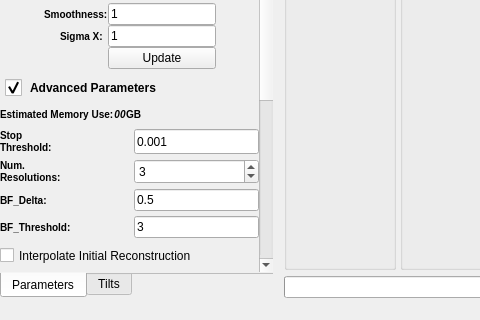
The window that Code/Applications/BrightFieldGui/UI_Files/BrightFieldGui.ui (OpenMBIR/OpenMBIR-TEM) describes before a commit, drawn with Qt 5; both pictures show x 0 to 480 and y 529 to 849 of the 1084 by 849 pixel window.
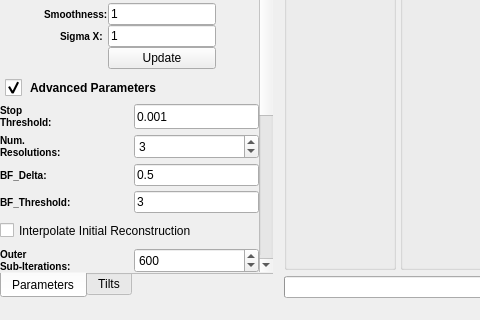
The same window after the commit. Icons and pictures are not drawn. Custom widgets are drawn as their Qt base class.

Commit message: Fixing Memory use label by removing it for now. closes #27

What changed in the file:
```diff
--- a/Code/Applications/BrightFieldGui/UI_Files/BrightFieldGui.ui
+++ b/Code/Applications/BrightFieldGui/UI_Files/BrightFieldGui.ui
@@ -593,7 +593,7 @@
               <x>0</x>
               <y>0</y>
               <width>280</width>
-              <height>967</height>
+              <height>940</height>
              </rect>
             </property>
             <layout class="QVBoxLayout" name="verticalLayout_6">
@@ -1617,23 +1617,35 @@
                 <property name="verticalSpacing">
                  <number>5</number>
                 </property>
-                <item row="7" column="0">
-                 <widget class="QLabel" name="label_48">
+                <item row="7" column="0" colspan="2">
+                 <widget class="QCheckBox" name="interpolateInitialRecontruction">
+                  <property name="sizePolicy">
+                   <sizepolicy hsizetype="Preferred" vsizetype="Preferred">
+                    <horstretch>0</horstretch>
+                    <verstretch>0</verstretch>
+                   </sizepolicy>
+                  </property>
+                  <property name="minimumSize">
+                   <size>
+                    <width>0</width>
+                    <height>25</height>
+                   </size>
+                  </property>
                   <property name="styleSheet">
-                   <string notr="true">QLabel {
+                   <string notr="true">QCheckbox {
 font-weight: bold;
 font-size: 10px;
 }</string>
                   </property>
                   <property name="text">
-                   <string>BF_Threshold:</string>
+                   <string>Interpolate Initial Reconstruction</string>
                   </property>
                  </widget>
                 </item>
-                <item row="3" column="1">
-                 <widget class="QSpinBox" name="numResolutions">
+                <item row="5" column="1">
+                 <widget class="QLineEdit" name="targetGain">
                   <property name="sizePolicy">
-                   <sizepolicy hsizetype="Minimum" vsizetype="Preferred">
+                   <sizepolicy hsizetype="Maximum" vsizetype="Fixed">
                     <horstretch>0</horstretch>
                     <verstretch>0</verstretch>
                    </sizepolicy>
@@ -1644,56 +1656,25 @@
                     <height>16777215</height>
                    </size>
                   </property>
-                  <property name="minimum">
-                   <number>1</number>
+                  <property name="text">
+                   <string>0.5</string>
                   </property>
-                  <property name="maximum">
-                   <number>100</number>
-                  </property>
-                  <property name="value">
-                   <number>3</number>
-                  </property>
                  </widget>
                 </item>
-                <item row="11" column="1">
-                 <widget class="QSpinBox" name="innerIterations">
-                  <property name="sizePolicy">
-                   <sizepolicy hsizetype="Minimum" vsizetype="Preferred">
-                    <horstretch>0</horstretch>
-                    <verstretch>0</verstretch>
-                   </sizepolicy>
+                <item row="5" column="0">
+                 <widget class="QLabel" name="label_47">
+                  <property name="styleSheet">
+                   <string notr="true">QLabel {
+font-weight: bold;
+font-size: 10px;
+}</string>
                   </property>
-                  <property name="minimum">
-                   <number>1</number>
+                  <property name="text">
+                   <string>BF_Delta:</string>
                   </property>
-                  <property name="maximum">
-                   <number>100</number>
-                  </property>
-                  <property name="value">
-                   <number>100</number>
-                  </property>
                  </widget>
                 </item>
-                <item row="10" column="1">
-                 <widget class="QSpinBox" name="outerIterations">
-                  <property name="sizePolicy">
-                   <sizepolicy hsizetype="Minimum" vsizetype="Preferred">
-                    <horstretch>0</horstretch>
-                    <verstretch>0</verstretch>
-                   </sizepolicy>
-                  </property>
-                  <property name="minimum">
-                   <number>1</number>
-                  </property>
-                  <property name="maximum">
-                   <number>1000</number>
-                  </property>
-                  <property name="value">
-                   <number>600</number>
-                  </property>
-                 </widget>
-                </item>
-                <item row="3" column="0">
+                <item row="2" column="0">
                  <widget class="QLabel" name="label_3">
                   <property name="sizePolicy">
                    <sizepolicy hsizetype="Preferred" vsizetype="Preferred">
@@ -1716,8 +1697,71 @@
                   </property>
                  </widget>
                 </item>
+                <item row="9" column="1">
+                 <widget class="QSpinBox" name="outerIterations">
+                  <property name="sizePolicy">
+                   <sizepolicy hsizetype="Minimum" vsizetype="Preferred">
+                    <horstretch>0</horstretch>
+                    <verstretch>0</verstretch>
+                   </sizepolicy>
+                  </property>
+                  <property name="minimum">
+                   <number>1</number>
+                  </property>
+                  <property name="maximum">
+                   <number>1000</number>
+                  </property>
+                  <property name="value">
+                   <number>600</number>
+                  </property>
+                 </widget>
+                </item>
+                <item row="10" column="1">
+                 <widget class="QSpinBox" name="innerIterations">
+                  <property name="sizePolicy">
+                   <sizepolicy hsizetype="Minimum" vsizetype="Preferred">
+                    <horstretch>0</horstretch>
+                    <verstretch>0</verstretch>
+                   </sizepolicy>
+                  </property>
+                  <property name="minimum">
+                   <number>1</number>
+                  </property>
+                  <property name="maximum">
+                   <number>100</number>
+                  </property>
+                  <property name="value">
+                   <number>100</number>
+                  </property>
+                 </widget>
+                </item>
+                <item row="2" column="1">
+                 <widget class="QSpinBox" name="numResolutions">
+                  <property name="sizePolicy">
+                   <sizepolicy hsizetype="Minimum" vsizetype="Preferred">
+                    <horstretch>0</horstretch>
+                    <verstretch>0</verstretch>
+                   </sizepolicy>
+                  </property>
+                  <property name="maximumSize">
+                   <size>
+                    <width>125</width>
+                    <height>16777215</height>
+                   </size>
+                  </property>
+                  <property name="minimum">
+                   <number>1</number>
+                  </property>
+                  <property name="maximum">
+                   <number>100</number>
+                  </property>
+                  <property name="value">
+                   <number>3</number>
+                  </property>
+                 </widget>
+                </item>
                 <item row="6" column="0">
-                 <widget class="QLabel" name="label_47">
+                 <widget class="QLabel" name="label_48">
                   <property name="styleSheet">
                    <string notr="true">QLabel {
 font-weight: bold;
@@ -1725,14 +1769,14 @@
 }</string>
                   </property>
                   <property name="text">
-                   <string>BF_Delta:</string>
+                   <string>BF_Threshold:</string>
                   </property>
                  </widget>
                 </item>
-                <item row="6" column="1">
-                 <widget class="QLineEdit" name="targetGain">
+                <item row="12" column="1">
+                 <widget class="QLineEdit" name="defaultInitialRecon">
                   <property name="sizePolicy">
-                   <sizepolicy hsizetype="Maximum" vsizetype="Fixed">
+                   <sizepolicy hsizetype="Preferred" vsizetype="Preferred">
                     <horstretch>0</horstretch>
                     <verstretch>0</verstretch>
                    </sizepolicy>
@@ -1744,36 +1788,33 @@
                    </size>
                   </property>
                   <property name="text">
-                   <string>0.5</string>
+                   <string>0</string>
                   </property>
                  </widget>
                 </item>
-                <item row="8" column="0" colspan="2">
-                 <widget class="QCheckBox" name="interpolateInitialRecontruction">
+                <item row="11" column="0">
+                 <widget class="QLabel" name="label_38">
                   <property name="sizePolicy">
                    <sizepolicy hsizetype="Preferred" vsizetype="Preferred">
                     <horstretch>0</horstretch>
                     <verstretch>0</verstretch>
                    </sizepolicy>
                   </property>
-                  <property name="minimumSize">
-                   <size>
-                    <width>0</width>
-                    <height>25</height>
-                   </size>
-                  </property>
                   <property name="styleSheet">
-                   <string notr="true">QCheckbox {
+                   <string notr="true">QLabel {
 font-weight: bold;
 font-size: 10px;
 }</string>
                   </property>
                   <property name="text">
-                   <string>Interpolate Initial Reconstruction</string>
+                   <string>Default Variance:</string>
+                  </property>
+                  <property name="wordWrap">
+                   <bool>true</bool>
                   </property>
                  </widget>
                 </item>
-                <item row="10" column="0">
+                <item row="9" column="0">
                  <widget class="QLabel" name="label_4">
                   <property name="sizePolicy">
                    <sizepolicy hsizetype="Preferred" vsizetype="Preferred">
@@ -1796,7 +1837,7 @@
                   </property>
                  </widget>
                 </item>
-                <item row="11" column="0">
+                <item row="10" column="0">
                  <widget class="QLabel" name="label_8">
                   <property name="sizePolicy">
                    <sizepolicy hsizetype="Preferred" vsizetype="Preferred">
@@ -1819,48 +1860,7 @@
                   </property>
                  </widget>
                 </item>
-                <item row="12" column="0">
-                 <widget class="QLabel" name="label_38">
-                  <property name="sizePolicy">
-                   <sizepolicy hsizetype="Preferred" vsizetype="Preferred">
-                    <horstretch>0</horstretch>
-                    <verstretch>0</verstretch>
-                   </sizepolicy>
-                  </property>
-                  <property name="styleSheet">
-                   <string notr="true">QLabel {
-font-weight: bold;
-font-size: 10px;
-}</string>
-                  </property>
-                  <property name="text">
-                   <string>Default Variance:</string>
-                  </property>
-                  <property name="wordWrap">
-                   <bool>true</bool>
-                  </property>
-                 </widget>
-                </item>
-                <item row="13" column="1">
-                 <widget class="QLineEdit" name="defaultInitialRecon">
-                  <property name="sizePolicy">
-                   <sizepolicy hsizetype="Preferred" vsizetype="Preferred">
-                    <horstretch>0</horstretch>
-                    <verstretch>0</verstretch>
-                   </sizepolicy>
-                  </property>
-                  <property name="maximumSize">
-                   <size>
-                    <width>125</width>
-                    <height>16777215</height>
-                   </size>
-                  </property>
-                  <property name="text">
-                   <string>0</string>
-                  </property>
-                 </widget>
-                </item>
-                <item row="12" column="1">
+                <item row="11" column="1">
                  <widget class="QLineEdit" name="defaultVariance">
                   <property name="sizePolicy">
                    <sizepolicy hsizetype="Preferred" vsizetype="Preferred">
@@ -1879,7 +1879,7 @@
                   </property>
                  </widget>
                 </item>
-                <item row="13" column="0">
+                <item row="12" column="0">
                  <widget class="QLabel" name="label_39">
                   <property name="sizePolicy">
                    <sizepolicy hsizetype="Preferred" vsizetype="Preferred">
@@ -1902,7 +1902,7 @@
                   </property>
                  </widget>
                 </item>
-                <item row="2" column="1">
+                <item row="1" column="1">
                  <widget class="QLineEdit" name="stopThreshold">
                   <property name="sizePolicy">
                    <sizepolicy hsizetype="Maximum" vsizetype="Preferred">
@@ -1921,7 +1921,7 @@
                   </property>
                  </widget>
                 </item>
-                <item row="2" column="0">
+                <item row="1" column="0">
                  <widget class="QLabel" name="label_49">
                   <property name="sizePolicy">
                    <sizepolicy hsizetype="Preferred" vsizetype="Preferred">
@@ -1944,7 +1944,7 @@
                   </property>
                  </widget>
                 </item>
-                <item row="15" column="0">
+                <item row="14" column="0">
                  <widget class="QCheckBox" name="m_DeleteTempFiles">
                   <property name="text">
                    <string>Delete Temp Files</string>
@@ -1954,7 +1954,7 @@
                   </property>
                  </widget>
                 </item>
-                <item row="14" column="0">
+                <item row="13" column="0">
                  <widget class="QCheckBox" name="extendObject">
                   <property name="sizePolicy">
                    <sizepolicy hsizetype="Preferred" vsizetype="Preferred">
@@ -1976,88 +1976,7 @@
                   </property>
                  </widget>
                 </item>
-                <item row="0" column="0" colspan="2">
-                 <layout class="QHBoxLayout" name="horizontalLayout_2">
-                  <property name="bottomMargin">
-                   <number>0</number>
-                  </property>
-                  <item>
-                   <widget class="QLabel" name="label_52">
-                    <property name="sizePolicy">
-                     <sizepolicy hsizetype="Preferred" vsizetype="Preferred">
-                      <horstretch>0</horstretch>
-                      <verstretch>0</verstretch>
-                     </sizepolicy>
-                    </property>
-                    <property name="styleSheet">
-                     <string notr="true">QLabel {
-font-weight: bold;
-font-size: 10px;
-}</string>
-                    </property>
-                    <property name="text">
-                     <string>Estimated Memory Use:</string>
-                    </property>
-                    <property name="wordWrap">
-                     <bool>false</bool>
-                    </property>
-                   </widget>
-                  </item>
-                  <item>
-                   <widget class="QLabel" name="memoryUse">
-                    <property name="sizePolicy">
-                     <sizepolicy hsizetype="Preferred" vsizetype="Preferred">
-                      <horstretch>0</horstretch>
-                      <verstretch>0</verstretch>
-                     </sizepolicy>
-                    </property>
-                    <property name="styleSheet">
-                     <string notr="true">QLabel {
-font-weight: bold;
-font-size: 10px;
-font-style: italic;
-}</string>
-                    </property>
-                    <property name="text">
-                     <string>00</string>
-                    </property>
-                    <property name="alignment">
-                     <set>Qt::AlignCenter</set>
-                    </property>
-                    <property name="wordWrap">
-                     <bool>false</bool>
-                    </property>
-                   </widget>
-                  </item>
-                  <item>
-                   <widget class="QLabel" name="label_2">
-                    <property name="styleSheet">
-                     <string notr="true">QLabel {
-font-weight: bold;
-font-size: 10px;
-}</string>
-                    </property>
-                    <property name="text">
-                     <string>GB</string>
-                    </property>
-                   </widget>
-                  </item>
-                  <item>
-                   <spacer name="horizontalSpacer">
-                    <property name="orientation">
-                     <enum>Qt::Horizontal</enum>
-                    </property>
-                    <property name="sizeHint" stdset="0">
-                     <size>
-                      <width>40</width>
-                      <height>20</height>
-                     </size>
-                    </property>
-                   </spacer>
-                  </item>
-                 </layout>
-                </item>
-                <item row="7" column="1">
+                <item row="6" column="1">
                  <widget class="QLineEdit" name="bragg_threshold">
                   <property name="sizePolicy">
                    <sizepolicy hsizetype="Maximum" vsizetype="Fixed">
```
The commit also changes 3 other files.
